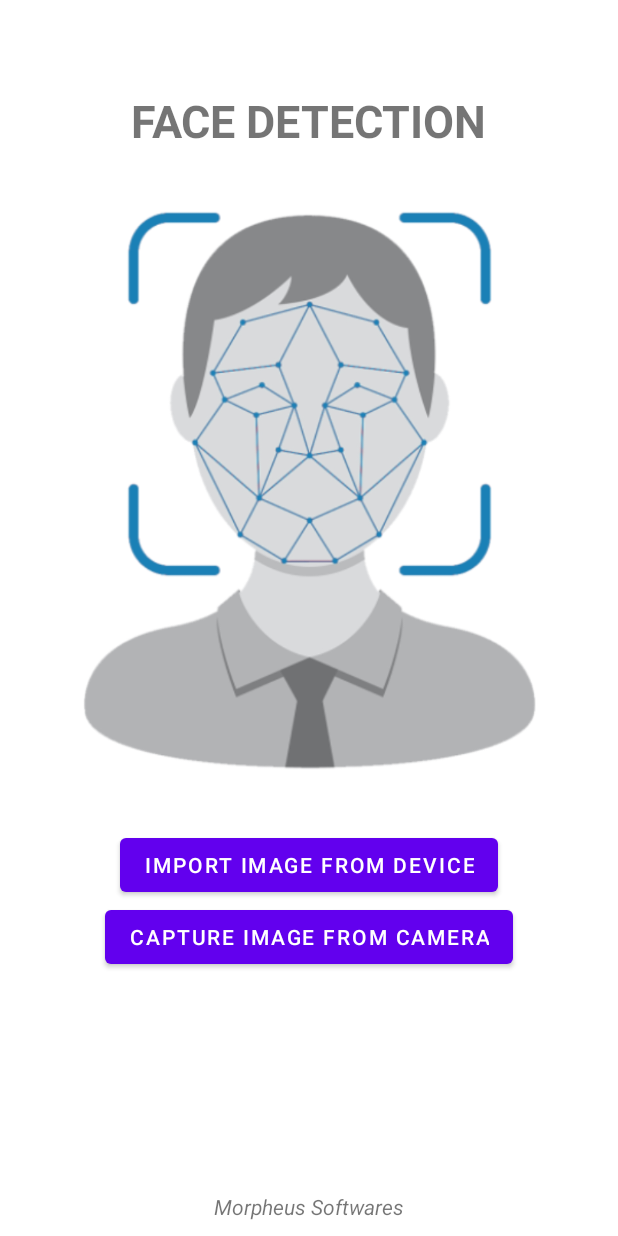
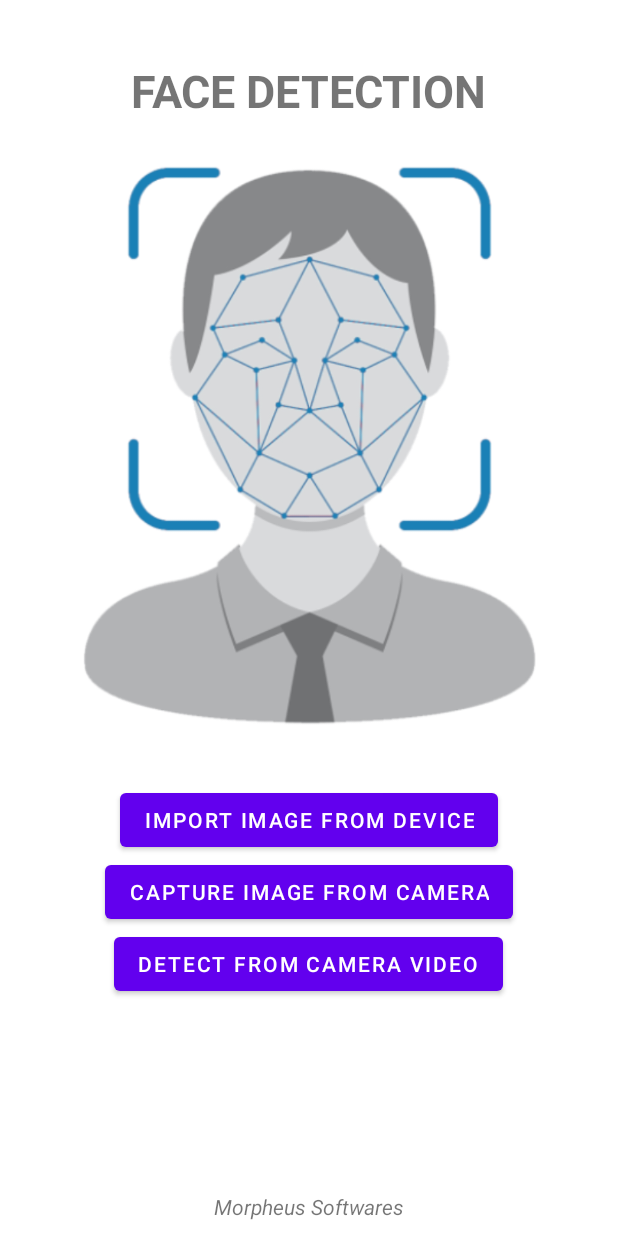
Before and after one commit to Mopheshi/FaceDetection, an Android app: the screen it shows after launch (MainActivity), on a phone screen of 412 x 824 dp. Run offline under Robolectric (Android 15) with nearby library versions, the phone set to English and light mode, and no system bars.

Commit message:
...in progress!

```diff
--- a/app/src/main/AndroidManifest.xml
+++ b/app/src/main/AndroidManifest.xml
@@ -21,7 +21,7 @@
             </intent-filter>
         </activity>
         <activity android:name=".Activities.ImportActivity" />
-        <activity android:name=".Activities.RealTimeCaptureActivity" />
+        <activity android:name=".Activities.CaptureActivity" />
 
         <meta-data
             android:name="com.google.mlkit.vision.DEPENDENCIES"
--- a/app/src/main/java/morpheus/softwares/facedetection/Activities/MainActivity.java
+++ b/app/src/main/java/morpheus/softwares/facedetection/Activities/MainActivity.java
@@ -21,6 +21,6 @@ public class MainActivity extends AppCompatActivity {
 
         load.setOnClickListener(v -> startActivity(new Intent(MainActivity.this, ImportActivity.class)));
         capture.setOnClickListener(v -> startActivity(new Intent(MainActivity.this,
-                RealTimeCaptureActivity.class)));
+                CaptureActivity.class)));
     }
 }
--- a/app/src/main/res/layout/activity_real_time_capture.xml
+++ b/app/src/main/res/layout/activity_capture.xml
@@ -4,7 +4,7 @@
     android:layout_width="match_parent"
     android:layout_height="match_parent"
     android:orientation="vertical"
-    tools:context=".Activities.RealTimeCaptureActivity">
+    tools:context=".Activities.CaptureActivity">
 
     <TextView
         android:id="@+id/title"
@@ -16,8 +16,8 @@
         android:textSize="20sp"
         android:textStyle="bold" />
 
-    <VideoView
-        android:id="@+id/videoView"
+    <ImageView
+        android:id="@+id/imageView"
         android:layout_width="match_parent"
         android:layout_height="550dp"
         android:layout_below="@+id/title"
--- a/app/src/main/res/layout/activity_main.xml
+++ b/app/src/main/res/layout/activity_main.xml
@@ -15,7 +15,7 @@
             android:layout_width="wrap_content"
             android:layout_height="wrap_content"
             android:layout_gravity="center"
-            android:layout_marginTop="50dp"
+            android:layout_marginTop="30dp"
             android:text="@string/face_detection"
             android:textSize="30sp"
             android:textStyle="bold" />
@@ -24,7 +24,7 @@
             android:id="@+id/logo"
             android:layout_width="wrap_content"
             android:layout_height="wrap_content"
-            android:layout_marginTop="30dp"
+            android:layout_marginTop="20dp"
             android:src="@drawable/r"
             android:adjustViewBounds="true" />
 
@@ -43,6 +43,13 @@
             android:layout_gravity="center"
             android:text="@string/capture" />
 
+        <Button
+            android:id="@+id/videoCamera"
+            android:layout_width="wrap_content"
+            android:layout_height="wrap_content"
+            android:layout_gravity="center"
+            android:text="@string/video" />
+
     </LinearLayout>
 
     <TextView
--- a/app/src/main/res/values-night/strings.xml
+++ b/app/src/main/res/values-night/strings.xml
@@ -7,4 +7,5 @@
     <string name="capture">Capture Image from Camera</string>
     <string name="import_image">IMPORT IMAGE</string>
     <string name="capture_image">CAPTURE IMAGE</string>
+    <string name="video">Detect from Camera Video</string>
 </resources>
--- a/app/src/main/res/values/strings.xml
+++ b/app/src/main/res/values/strings.xml
@@ -7,4 +7,5 @@
     <string name="capture">Capture Image from Camera</string>
     <string name="import_image">IMPORT IMAGE</string>
     <string name="capture_image">CAPTURE IMAGE</string>
+    <string name="video">Detect from Camera Video</string>
 </resources>
```
Also changed, not shown: app/src/main/java/morpheus/softwares/facedetection/Activities/CaptureActivity.java (renamed from app/src/main/java/morpheus/softwares/facedetection/Activities/RealTimeCaptureActivity.java, +9 -6 lines).
